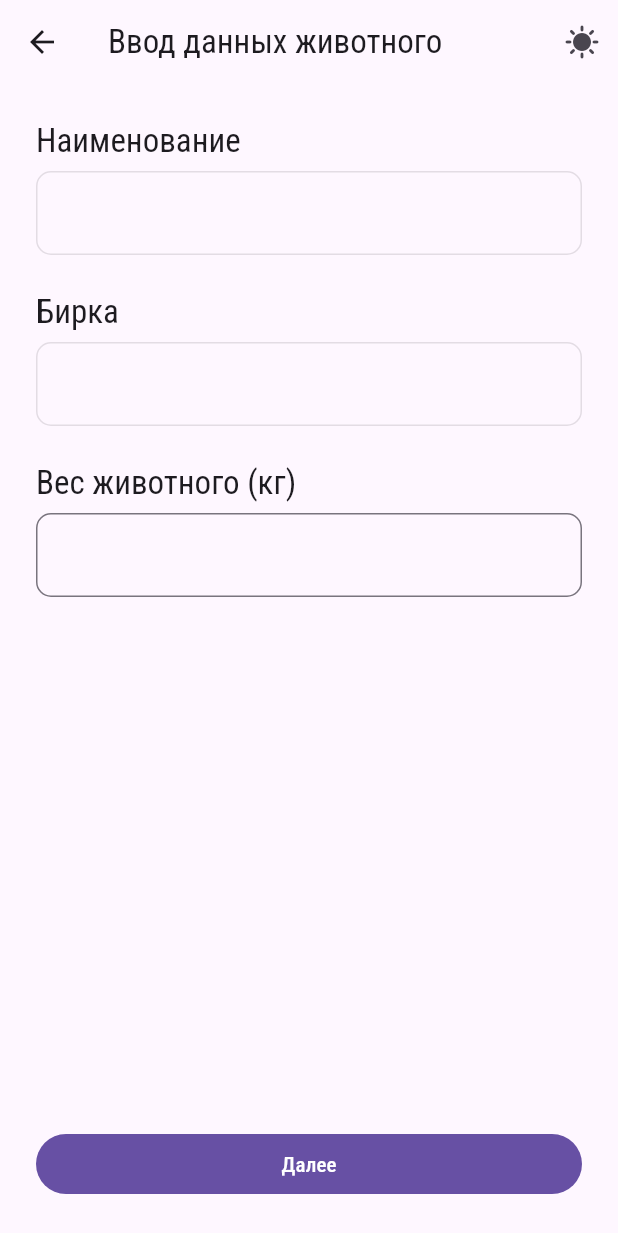
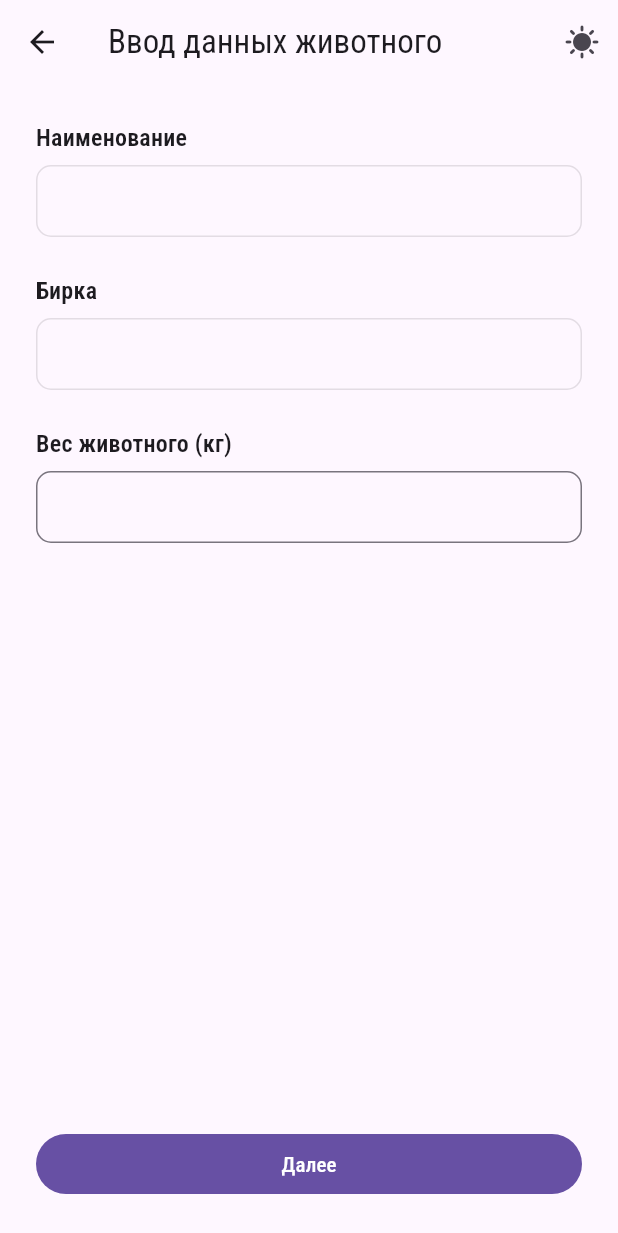
Before and after one commit to sudo-ulmas/jizzakh_organic, a Flutter app: the AnimalDetailsPage screen opened directly with empty values, after a tap on "Далее", on a phone screen of 412 x 824 dp. Shown: the top 1233 px of the screen. Run offline on Flutter 3.47's test engine with Material 2 defaults, Android fonts, the light colour scheme and no system bars; our stand-ins replace bloc, flutter_bloc, freezed_annotation, go_router, google_fonts, hydrated_bloc; generated files the repository leaves out were written again.

Commit message:
feat: add nomenclature card ui

```diff
--- /dev/null
+++ b/lib/model/counting_strategy.dart
@@ -0,0 +1,7 @@
+enum CountingStrategy {
+  weight(name: 'кг'),
+  count(name: 'шт');
+
+  const CountingStrategy({required this.name});
+  final String name;
+}
--- a/lib/model/model.dart
+++ b/lib/model/model.dart
@@ -1 +1,2 @@
 export 'animal_model.dart';
+export 'counting_strategy.dart';
--- /dev/null
+++ b/lib/presentation/add_nomenclature/add_nomenclature.dart
@@ -0,0 +1,2 @@
+export 'view/add_nomenclature_page.dart';
+export 'view/widget/widget.dart';
--- /dev/null
+++ b/lib/presentation/add_nomenclature/view/add_nomenclature_page.dart
@@ -0,0 +1,19 @@
+import 'package:flutter/material.dart';
+import 'package:uboyniy_cex/presentation/presentation.dart';
+import 'package:uboyniy_cex/widget/shared_appbar.dart';
+
+class AddNomenclaturePage extends StatelessWidget {
+  const AddNomenclaturePage({super.key});
+
+  @override
+  Widget build(BuildContext context) {
+    return Scaffold(
+      appBar: const SharedAppbar(title: 'Добавление номенклатуры'),
+      body: ListView.builder(
+        padding: const EdgeInsets.all(24),
+        itemCount: 1,
+        itemBuilder: (context, index) => const NomenclatureCard(),
+      ),
+    );
+  }
+}
--- /dev/null
+++ b/lib/presentation/add_nomenclature/view/widget/nomenclature_card.dart
@@ -0,0 +1,73 @@
+import 'package:flutter/material.dart';
+import 'package:uboyniy_cex/model/model.dart';
+import 'package:uboyniy_cex/util/util.dart';
+import 'package:uboyniy_cex/widget/widget.dart';
+
+class NomenclatureCard extends StatelessWidget {
+  const NomenclatureCard({super.key});
+
+  @override
+  Widget build(BuildContext context) {
+    return Container(
+      margin: const EdgeInsets.symmetric(vertical: 8),
+      child: Card(
+        child: Padding(
+          padding: const EdgeInsets.all(18),
+          child: Column(
+            crossAxisAlignment: CrossAxisAlignment.start,
+            children: [
+              Text(
+                'Номенклатура',
+                style: context.theme.textTheme.titleMedium?.copyWith(
+                  color: context.theme.colorScheme.onSurface,
+                  fontWeight: FontWeight.w600,
+                ),
+              ),
+              const SizedBox(height: 6),
+              Container(
+                padding:
+                    const EdgeInsets.symmetric(horizontal: 12, vertical: 10),
+                decoration: BoxDecoration(
+                  color: context.theme.colorScheme.surface,
+                  borderRadius: const BorderRadius.all(
+                    Radius.circular(8),
+                  ),
+                  border: Border.all(
+                    color: context.theme.colorScheme.onSurface.withOpacity(0.8),
+                  ),
+                  boxShadow: [
+                    BoxShadow(
+                      offset: const Offset(0, 8),
+                      color: Colors.black.withOpacity(0.04),
+                      blurRadius: 12,
+                    ),
+                  ],
+                ),
+                child: Row(
+                  mainAxisAlignment: MainAxisAlignment.spaceBetween,
+                  children: [
+                    Text(
+                      'sdfasdf',
+                      style: context.theme.textTheme.bodyLarge?.copyWith(
+                        color: context.theme.colorScheme.onSurface,
+                      ),
+                    ),
+                    Icon(
+                      Icons.chevron_right_rounded,
+                      color: context.theme.colorScheme.onSurface,
+                    ),
+                  ],
+                ),
+              ),
+              const SizedBox(height: 16),
+              const InputField(
+                title: 'Количество',
+                countingStrategy: CountingStrategy.weight,
+              ),
+            ],
+          ),
+        ),
+      ),
+    );
+  }
+}
--- /dev/null
+++ b/lib/presentation/add_nomenclature/view/widget/widget.dart
@@ -0,0 +1 @@
+export 'nomenclature_card.dart';
--- a/lib/presentation/animal_details/view/animal_details_page.dart
+++ b/lib/presentation/animal_details/view/animal_details_page.dart
@@ -26,11 +26,15 @@ class _AnimalDetailsPageState extends State<AnimalDetailsPage> {
   }
 
   @override
-  Widget build(BuildContext context) {
-    return Scaffold(
+  Widget build(BuildContext context) => Scaffold(
         appBar: const SharedAppbar(title: 'Ввод данных животного'),
-      body: Padding(
+        body: LayoutBuilder(
+          builder: (context, constraints) => SingleChildScrollView(
             padding: const EdgeInsets.all(24),
+            child: ConstrainedBox(
+              constraints:
+                  BoxConstraints(minHeight: constraints.maxHeight - 48),
+              child: IntrinsicHeight(
                 child: Column(
                   children: [
                     InputField(
@@ -48,7 +52,9 @@ class _AnimalDetailsPageState extends State<AnimalDetailsPage> {
                     InputField(
                       title: 'Вес животного (кг)',
                       controller: _weightController,
+                      countingStrategy: CountingStrategy.weight,
                     ),
+                    const SizedBox(height: 24),
                     const Spacer(),
                     SizedBox(
                       width: double.infinity,
@@ -62,8 +68,10 @@ class _AnimalDetailsPageState extends State<AnimalDetailsPage> {
                   ],
                 ),
               ),
+            ),
+          ),
+        ),
       );
-  }
 
   @override
   void dispose() {
--- a/lib/widget/input_field.dart
+++ b/lib/widget/input_field.dart
@@ -1,4 +1,5 @@
 import 'package:flutter/material.dart';
+import 'package:uboyniy_cex/model/model.dart';
 import 'package:uboyniy_cex/util/util.dart';
 
 class InputField extends StatelessWidget {
@@ -6,12 +7,14 @@ class InputField extends StatelessWidget {
     required this.title,
     this.enabled = true,
     this.controller,
+    this.countingStrategy,
     super.key,
   });
 
   final TextEditingController? controller;
   final String title;
   final bool enabled;
+  final CountingStrategy? countingStrategy;
 
   @override
   Widget build(BuildContext context) {
@@ -20,21 +23,31 @@ class InputField extends StatelessWidget {
       children: [
         Text(
           title,
-          style: context.theme.textTheme.titleLarge?.copyWith(
+          style: context.theme.textTheme.titleMedium?.copyWith(
             color: context.theme.colorScheme.onSurface,
+            fontWeight: FontWeight.w600,
           ),
         ),
         const SizedBox(height: 6),
         TextFormField(
           controller: controller,
-          keyboardType: const TextInputType.numberWithOptions(decimal: true),
+          keyboardType: countingStrategy != null
+              ? TextInputType.numberWithOptions(
+                  decimal: countingStrategy == CountingStrategy.weight,
+                )
+              : null,
           enabled: enabled,
           style: context.theme.textTheme.bodyLarge?.copyWith(
             color: context.theme.colorScheme.onSurface,
           ),
-          decoration: const InputDecoration(
-            suffixText: 'Kg',
-            border: OutlineInputBorder(
+          decoration: InputDecoration(
+            contentPadding: const EdgeInsets.symmetric(horizontal: 16),
+            suffixText: countingStrategy?.name,
+            suffixStyle: context.theme.textTheme.bodyLarge?.copyWith(
+              color: context.theme.colorScheme.onSurface,
+              fontWeight: FontWeight.bold,
+            ),
+            border: const OutlineInputBorder(
               borderRadius: BorderRadius.all(Radius.circular(10)),
             ),
           ),
```
Lines whose indentation alone changed are shown as unchanged.
